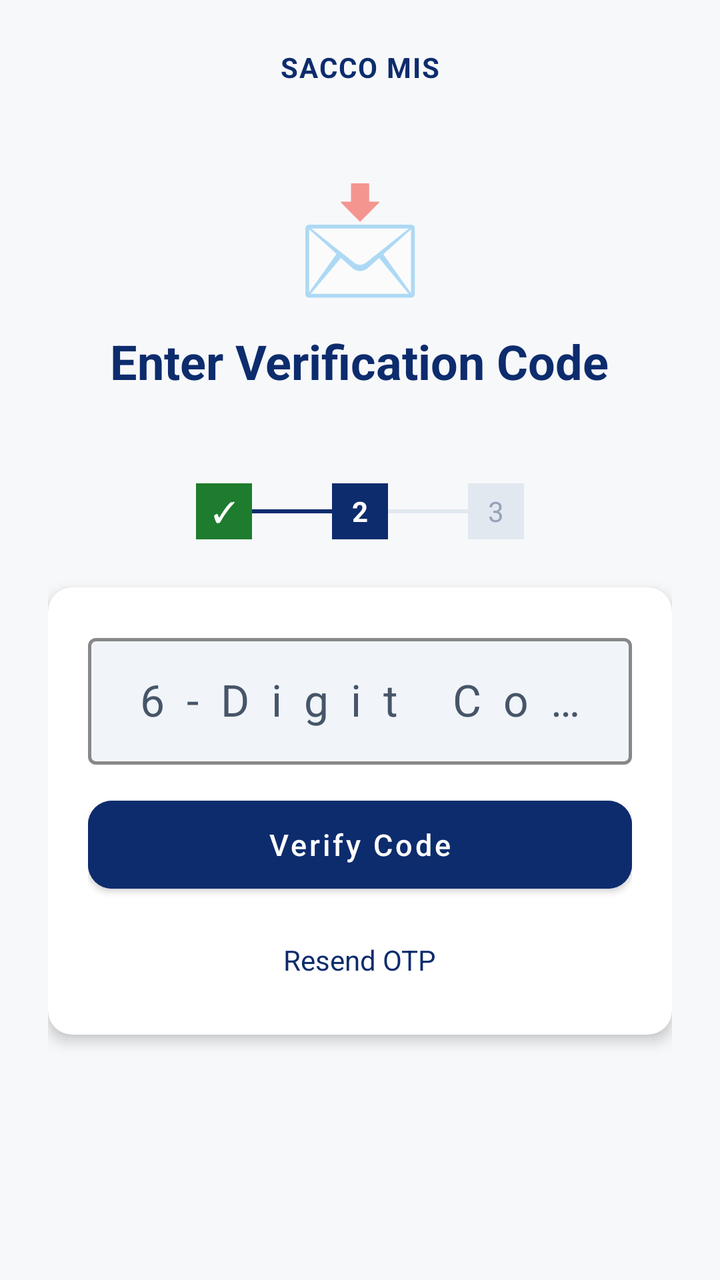
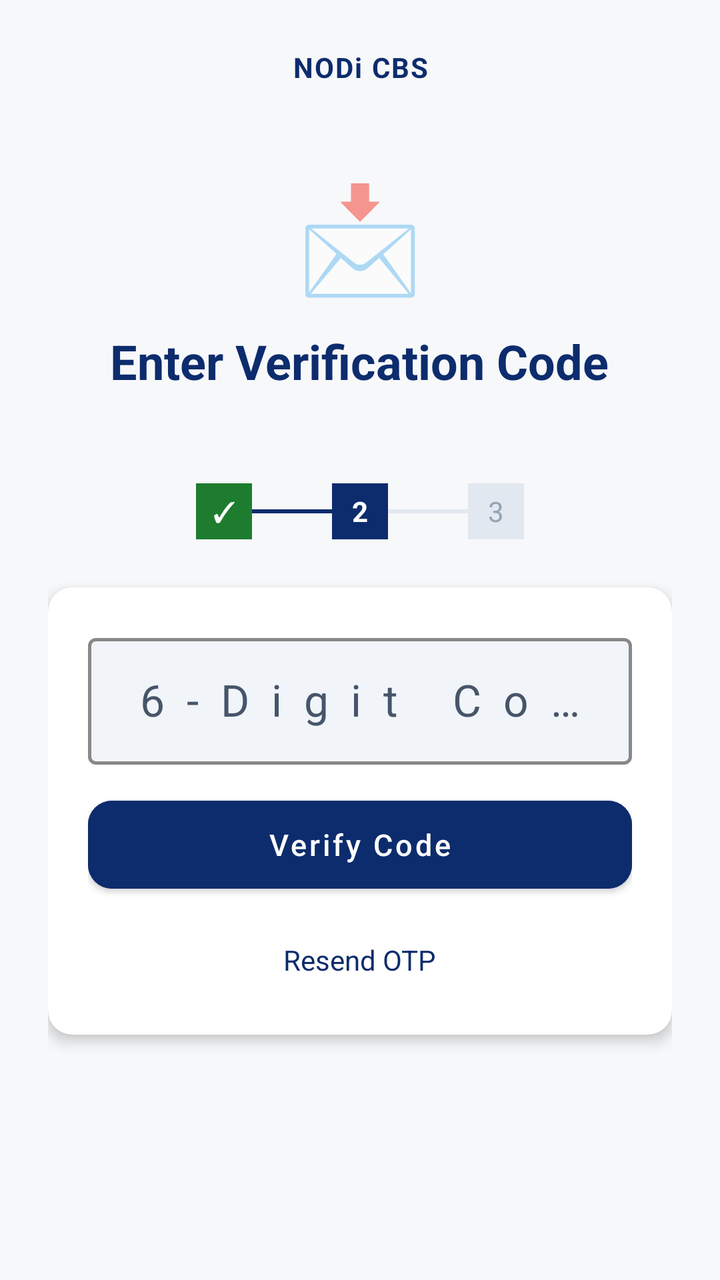

Compare the two renders of this Android layout. The source of the first and the diff that turns it into the second are given below.
<!-- AndroidManifest.xml: application theme Theme.SaccoApp -->
<!-- res/layout/activity_onboard_step2.xml -->
<?xml version="1.0" encoding="utf-8"?>
<ScrollView xmlns:android="http://schemas.android.com/apk/res/android"
    android:layout_width="match_parent" android:layout_height="match_parent"
    android:background="@color/background" android:fillViewport="true">

    <LinearLayout android:layout_width="match_parent" android:layout_height="wrap_content"
        android:gravity="center_horizontal" android:orientation="vertical" android:padding="24dp">

        
        <TextView android:id="@+id/tvCompanyHeader"
            android:layout_width="match_parent" android:layout_height="wrap_content"
            android:text="SACCO MIS"
            android:textColor="@color/primary" android:textSize="14sp"
            android:textStyle="bold" android:letterSpacing="0.05"
            android:gravity="center" android:maxLines="1" android:ellipsize="end" />

        <TextView android:layout_width="wrap_content" android:layout_height="wrap_content"
            android:layout_marginTop="40dp" android:text="📩" android:textSize="52sp" />

        <TextView android:layout_width="wrap_content" android:layout_height="wrap_content"
            android:layout_marginTop="12dp" android:text="Enter Verification Code"
            android:textColor="@color/primary" android:textSize="24sp" android:textStyle="bold" />

        <TextView android:id="@+id/tvEmailHint"
            android:layout_width="wrap_content" android:layout_height="wrap_content"
            android:layout_marginTop="6dp" android:gravity="center"
            android:textColor="@color/text_secondary" android:textSize="14sp" />

        
        <LinearLayout android:layout_width="wrap_content" android:layout_height="wrap_content"
            android:layout_marginTop="20dp" android:gravity="center_vertical"
            android:orientation="horizontal">
            <TextView android:layout_width="28dp" android:layout_height="28dp"
                android:gravity="center" android:text="✓"
                android:textColor="@color/white" android:background="@color/green_500" />
            <View android:layout_width="40dp" android:layout_height="2dp" android:background="@color/primary" />
            <TextView android:layout_width="28dp" android:layout_height="28dp"
                android:gravity="center" android:text="2"
                android:textColor="@color/white" android:textStyle="bold"
                android:background="@color/primary" />
            <View android:layout_width="40dp" android:layout_height="2dp" android:background="@color/divider" />
            <TextView android:layout_width="28dp" android:layout_height="28dp"
                android:gravity="center" android:text="3"
                android:textColor="@color/text_hint" android:background="@color/divider" />
        </LinearLayout>

        <androidx.cardview.widget.CardView
            android:layout_width="match_parent" android:layout_height="wrap_content"
            android:layout_marginTop="24dp" style="@style/CardStyle">

            <LinearLayout android:layout_width="match_parent" android:layout_height="wrap_content"
                android:orientation="vertical" android:padding="20dp">

                <com.google.android.material.textfield.TextInputLayout
                    android:layout_width="match_parent" android:layout_height="wrap_content"
                    android:hint="6-Digit Code"
                    style="@style/SaccoTextInput">
                    <com.google.android.material.textfield.TextInputEditText
                android:textColor="@color/black"
                        android:id="@+id/etOtp"
                        android:layout_width="match_parent" android:layout_height="wrap_content"
                        android:inputType="numberPassword" android:maxLength="6"
                        android:letterSpacing="0.5" android:textSize="22sp"
                        android:gravity="center" android:imeOptions="actionDone" />
                </com.google.android.material.textfield.TextInputLayout>

                <ProgressBar android:id="@+id/progressBar"
                    android:layout_width="36dp" android:layout_height="36dp"
                    android:layout_gravity="center" android:layout_marginTop="12dp"
                    android:visibility="gone" />

                <com.google.android.material.button.MaterialButton
                    android:id="@+id/btnVerify"
                    android:layout_width="match_parent" android:layout_height="56dp"
                    android:layout_marginTop="12dp" android:text="Verify Code"
                    android:textSize="15sp" android:backgroundTint="@color/primary" />

                <TextView android:id="@+id/tvResend"
                    android:layout_width="wrap_content" android:layout_height="wrap_content"
                    android:layout_gravity="center" android:layout_marginTop="12dp"
                    android:text="Resend OTP" android:textColor="@color/primary"
                    android:textSize="14sp" android:padding="8dp" />
            </LinearLayout>
        </androidx.cardview.widget.CardView>
    </LinearLayout>
</ScrollView>
<!-- resources referenced by this layout -->
<resources>
  <color name="background">#F7F8FA</color>
  <color name="black">#000000</color>
  <color name="divider">#E2E8F0</color>
  <color name="green_500">#1E7C2E</color>
  <color name="primary">#0D2C6D</color>
  <color name="text_hint">#94A3B8</color>
  <color name="text_secondary">#475569</color>
  <color name="white">#FFFFFF</color>
  <style name="CardStyle" parent="Widget.MaterialComponents.CardView">
          <item name="cardElevation">4dp</item>
          <item name="cardCornerRadius">12dp</item>
          <item name="cardBackgroundColor">@color/card_bg</item>
      </style>
  <style name="SaccoTextInput" parent="Widget.MaterialComponents.TextInputLayout.OutlinedBox">
          <item name="boxStrokeColor">@color/input_outline</item>
          <item name="boxStrokeWidth">1.5dp</item>
          <item name="boxStrokeWidthFocused">2dp</item>
          <item name="hintTextColor">@color/primary</item>
          <item name="android:textColorHint">@color/text_secondary</item>
          <item name="android:editTextColor">@color/black</item>
          <item name="boxBackgroundColor">@color/input_fill</item>
      </style>
  <color name="card_bg">#FFFFFF</color>
  <color name="input_fill">#F1F5F9</color>
  <color name="primary_dark">#091E4A</color>
  <color name="accent">#D01B22</color>
  <color name="text_primary">#0F172A</color>
  <style name="SaccoEditText" parent="@android:style/Widget.EditText">
          <item name="android:textColor">@color/black</item>
          <item name="android:textColorHint">@color/text_secondary</item>
          <item name="android:textSize">15sp</item>
      </style>
  <style name="SaccoButton" parent="Widget.MaterialComponents.Button">
          <item name="backgroundTint">@color/primary</item>
          <item name="android:textColor">@color/white</item>
          <item name="android:textAllCaps">false</item>
          <item name="android:textSize">15sp</item>
          <item name="cornerRadius">12dp</item>
      </style>
  <style name="SaccoSpinner" parent="Widget.AppCompat.Spinner">
          <item name="android:popupBackground">@color/white</item>
          <item name="android:textColor">@color/text_primary</item>
      </style>
  <style name="SaccoDialogTheme" parent="ThemeOverlay.MaterialComponents.MaterialAlertDialog">
          <item name="colorSurface">@color/white</item>
          <item name="colorOnSurface">@color/text_primary</item>
          <item name="android:background">@color/white</item>
          <item name="android:textColorPrimary">@color/text_primary</item>
          <item name="android:textColorSecondary">@color/text_secondary</item>
          <item name="materialAlertDialogTitleTextStyle">@style/SaccoDialogTitle</item>
          <item name="buttonBarPositiveButtonStyle">@style/SaccoDialogButton</item>
          <item name="buttonBarNegativeButtonStyle">@style/SaccoDialogButton</item>
          <item name="buttonBarNeutralButtonStyle">@style/SaccoDialogButton</item>
      </style>
  <style name="SaccoDropDownItem" parent="Widget.AppCompat.DropDownItem.Spinner">
          <item name="android:textColor">@color/text_primary</item>
      </style>
  <style name="SaccoDialogTitle" parent="MaterialAlertDialog.MaterialComponents.Title.Text">
          <item name="android:textColor">@color/text_primary</item>
          <item name="android:textStyle">bold</item>
      </style>
  <style name="SaccoDialogButton" parent="Widget.MaterialComponents.Button.TextButton.Dialog">
          <item name="android:textColor">@color/primary</item>
      </style>
  <!-- unchanged entries left out for length: 1 -->
</resources>

<!-- the commit's change to res/layout/activity_onboard_step2.xml (unified diff, before → after) -->
@@ -9,7 +9,7 @@
         
         <TextView android:id="@+id/tvCompanyHeader"
             android:layout_width="match_parent" android:layout_height="wrap_content"
-            android:text="SACCO MIS"
+            android:text="NODi CBS"
             android:textColor="@color/primary" android:textSize="14sp"
             android:textStyle="bold" android:letterSpacing="0.05"
             android:gravity="center" android:maxLines="1" android:ellipsize="end" />
